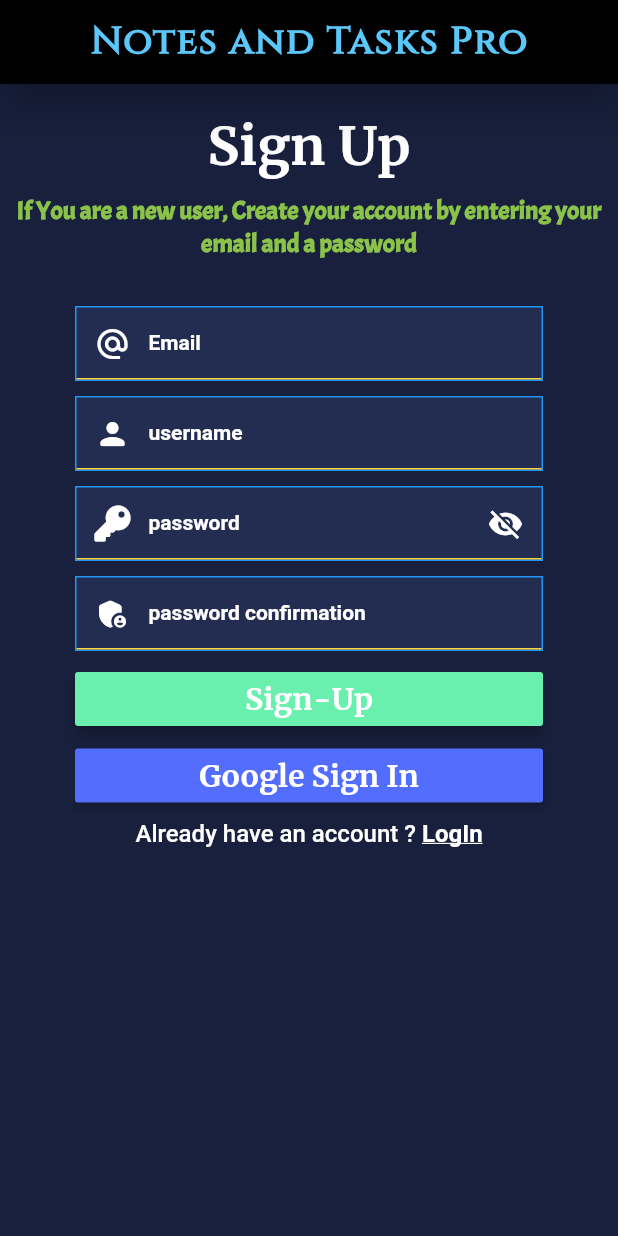
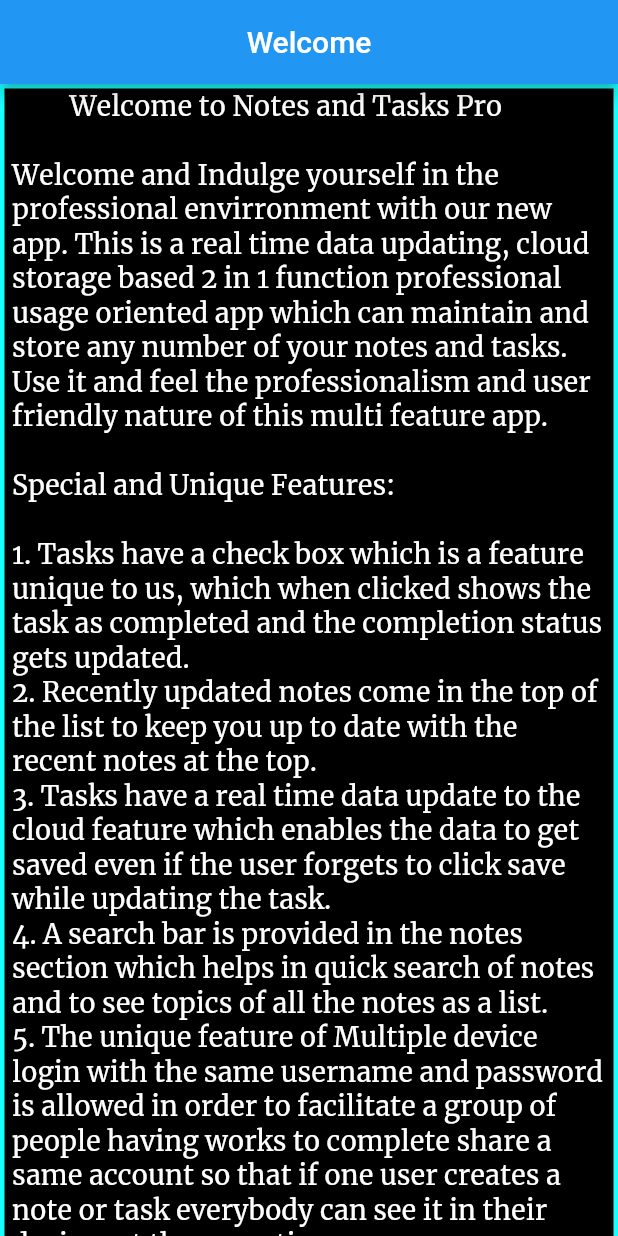
Before and after one commit to PISTON-HEAD/Notes-and-Tasks-App, a Flutter app: the screen it shows after launch, on a phone screen of 412 x 824 dp. Run offline on Flutter 3.47's test engine with Material 2 defaults, Android fonts, the phone set to English and light mode, and no system bars; our stand-ins replace cloud_firestore, firebase_auth, firebase_core, firebase_database, font_awesome_flutter, google_sign_in and 1 more; missing offline and left inert: flutter_share; accounts and stored records are empty.

Commit message:
A to do list app

```diff
--- /dev/null
+++ b/lib/LogScreens/welcome.dart
@@ -0,0 +1,79 @@
+import 'package:flutter/material.dart';
+import 'package:to_do_list/LogScreens/SignIn_Screen.dart';
+
+class WelcomeScreen extends StatefulWidget {
+
+  @override
+  _WelcomeScreenState createState() => _WelcomeScreenState();
+}
+
+class _WelcomeScreenState extends State<WelcomeScreen> {
+  @override
+  Widget build(BuildContext context) {
+    return SafeArea(
+      child: Scaffold(
+        appBar: AppBar(
+          title: Text("Welcome"),
+          centerTitle: true,
+        ),
+        backgroundColor: Colors.black,
+        body:SingleChildScrollView(
+            child:Expanded(
+              child: Container(
+                padding: EdgeInsets.symmetric(
+                  horizontal: 5,
+                ),
+                decoration: BoxDecoration(
+                  border: Border.all(color: Colors.cyanAccent, width: 3),
+                ),
+                child: Column(
+                  children: [
+                    Text("""
+         Welcome to Notes and Tasks Pro
+
+Welcome and Indulge yourself in the professional envirronment with our new app. This is a real time data updating, cloud storage based 2 in 1 function professional usage oriented app which can maintain and store any number of your notes and tasks. Use it and feel the professionalism and user friendly nature of this multi feature app.
+
+Special and Unique Features:
+
+1. Tasks have a check box which is a feature unique to us, which when clicked shows the task as completed and the completion status gets updated.
+2. Recently updated notes come in the top of the list to keep you up to date with the recent notes at the top.
+3. Tasks have a real time data update to the cloud feature which enables the data to get saved even if the user forgets to click save while updating the task.
+4. A search bar is provided in the notes section which helps in quick search of notes and to see topics of all the notes as a list.
+5. The unique feature of Multiple device login with the same username and password is allowed in order to facilitate a group of people having works to complete share a same account so that if one user creates a note or task everybody can see it in their devices at the same time.
+6. Notes have a special viewing feature in the display page which is unique to our app. When you swipe down on the note in the notes list page, you can see the full content of the note without going inside it itself.
+7. In both notes and tasks, the date and  time of the last edit done is updated and displayed which is very unqiue to this app.
+8. Notes have share option which is unique and very new to a notes app. You can share notes to anybody through any sharing application in your mobile. The format of the note is maintained irrespective of which app you choose to share it.
+9. This app doesnt take any space from your device for saving data of your notes and tasks. It is saved in real time in the app's cloud storage base.
+10. Signup is made easy and user friendly. Signup with app and a google signup option is also provided. Forgot password option is also provided wgich sends the user a mail with the link to reset your password, so your password is completely secure.
+
+Privacy Policy:
+This app is developed with non-profitable and community betterment aim by independent developers who are not involved in any business organisation. So, we assure you with utmost confidence that your data is safe in the app's cloud storage and it will not be accessed or tampered in any case and for any motive. The user's account password is encrypted and nobody else can access it in case oo both app login and google login.
+The app does not ask for any type of personal details or device permissions from the user which is a uniqueness of this app. The only detail it asks for is the user's mail id which is needed to create an account for the user.
+
+                        """,style: TextStyle(
+                      fontFamily: "Merriweather",
+                      fontSize: 18,
+                      color: Colors.white,
+                    ),),
+                    MaterialButton(
+                      color: Colors.greenAccent,
+                      onPressed: (){
+                        Navigator.pushReplacement(context, MaterialPageRoute(builder: (context) => SignIn_Page()));
+                      },
+                      child: Text("I Agree",style: TextStyle(
+                        fontFamily: "Merriweather",
+                        fontWeight: FontWeight.w700,
+                        fontSize: 22
+                      ),),
+                    ),
+                    SizedBox(
+                      height: 50,
+                    ),
+                  ],
+                ),
+              ),
+            ), ),
+      ),
+    );
+  }
+}
--- a/lib/main.dart
+++ b/lib/main.dart
@@ -2,6 +2,7 @@ import 'package:firebase_core/firebase_core.dart';
 import 'package:flutter/material.dart';
 import 'package:shared_preferences/shared_preferences.dart';
 import 'package:to_do_list/LogScreens/SignIn_Screen.dart';
+import 'LogScreens/welcome.dart';
 import 'MyApp/profile.dart';
 import 'package:flutter/services.dart'; //For using SystemChrome
 
@@ -38,7 +39,7 @@ class MyApp extends StatelessWidget {
     return MaterialApp(
       title: 'Notes And Task Pro',
       debugShowCheckedModeBanner:false,
-      home: SignIn_Page(),
+      home: WelcomeScreen(),
     );
   }
 }
@@ -55,23 +56,3 @@ class SignedInApp extends StatelessWidget {
     );
   }
 }
-
-// class ScreenSplash extends StatefulWidget {
-//
-//   @override
-//   _ScreenSplashState createState() => _ScreenSplashState();
-// }
-//
-// class _ScreenSplashState extends State<ScreenSplash> {
-//   @override
-//   Widget build(BuildContext context) {
-//     return AnimatedSplashScreen(
-//       nextScreen: profile_Screen(),
-//       splashTransition: SplashTransition.rotationTransition,
-//       splash: Icon(Icons.article_outlined),
-//       centered: true,
-//       animationDuration: Duration(seconds: 2),
-//       splashIconSize: 25,
-//     );
-//   }
-// }
```
Also changed, not shown: lib/LogScreens/SignIn_Screen.dart (+20 -1 lines), lib/MyApp/profile.dart (+21 -1 lines), lib/MyApp/todoList.dart (+20 -1 lines).
